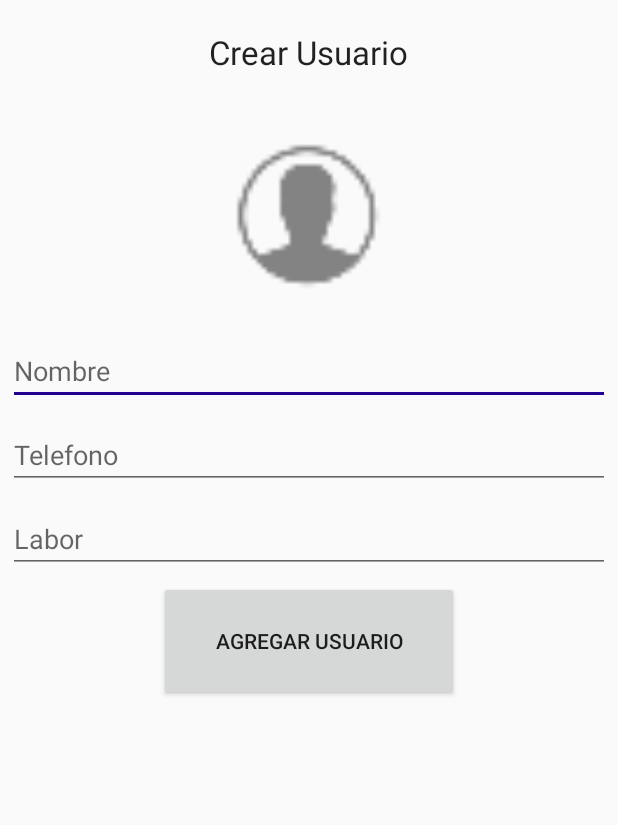
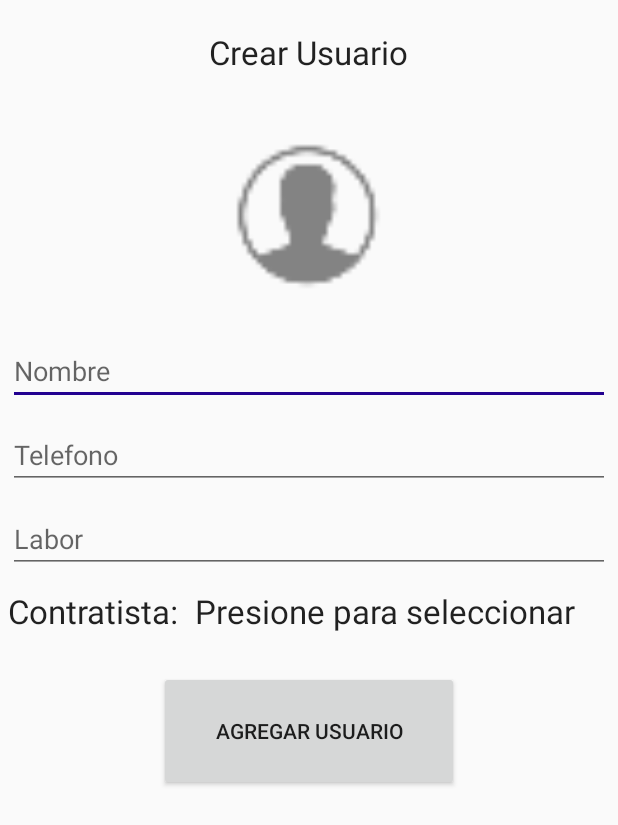
Before and after one commit to diegoochoac/AgrumConcentrador, an Android app: the layout menu_fragment_crearusuario.xml on its own in the app's theme, with its tools: preview values and no code run, on a phone screen of 412 x 824 dp. Shown: the top 825 px of the screen. Run offline under Robolectric (Android 15) with nearby library versions, the phone set to English and light mode, and no system bars.

Commit message:
se crea key entre usuario y contratista

```diff
--- a/app/src/main/java/com/concentrador/agrum/agrumconcentrador/utils/ContratistaAdapter.java
+++ b/app/src/main/java/com/concentrador/agrum/agrumconcentrador/utils/ContratistaAdapter.java
@@ -51,7 +51,6 @@ public class ContratistaAdapter extends ArrayAdapter<Contratista> {
 
         if (null != holder.name && null != obj && obj.getContratistaName().length() != 0) {
             holder.name.setText("Nombre: " + obj.getContratistaName());
-
             holder.name.setVisibility(view.VISIBLE);
         }
         return view;
--- a/app/src/main/res/layout/menu_fragment_crearusuario.xml
+++ b/app/src/main/res/layout/menu_fragment_crearusuario.xml
@@ -61,12 +61,40 @@
                 android:hint="Labor"
                 android:layout_margin="5dp" />
 
+            <TableRow
+                android:layout_width="match_parent"
+                android:layout_height="match_parent">
+
+                <TextView
+                    android:layout_width="wrap_content"
+                    android:layout_height="wrap_content"
+                    android:textAppearance="?android:attr/textAppearanceLarge"
+                    android:text="Contratista:"
+                    android:id="@+id/textView"
+                    android:layout_margin="5dp" />
+
+                <TextView
+                    android:layout_width="match_parent"
+                    android:layout_height="match_parent"
+                    android:textAppearance="?android:attr/textAppearanceLarge"
+                    android:text="Presione para seleccionar contratista"
+                    android:layout_margin="5dp"
+                    android:id="@+id/cmpAgreContratista" />
+
+                <!--<Spinner
+                    android:layout_width="300dp"
+                    android:layout_height="wrap_content"
+                    android:id="@+id/spinnerContratista" />-->
+            </TableRow>
+
             <Button
                 android:layout_width="200dp"
                 android:layout_height="80dp"
                 android:text="Agregar Usuario"
                 android:id="@+id/btnAgregarUsuario"
-                android:layout_gravity="center_horizontal" />
+                android:layout_gravity="center_horizontal"
+                android:layout_marginTop="20dp" />
+
         </LinearLayout>
     </ScrollView>
 
```
Also changed, not shown: app/src/main/java/com/concentrador/agrum/agrumconcentrador/database/Usuario.java (+15 -1 lines), app/src/main/java/com/concentrador/agrum/agrumconcentrador/fragments/MenuFragment1.java (+128 -3 lines), app/src/main/java/com/concentrador/agrum/agrumconcentrador/utils/UsuarioAdapter.java (+7 -3 lines), app/src/main/res/raw/ormlite_config.txt (+8 -1 lines).
